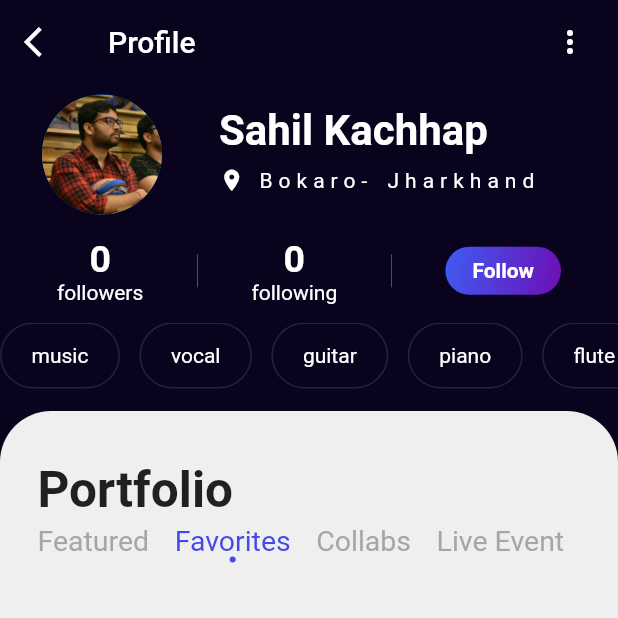
After one commit to Sahil-kachhap/Musical-Match, a Flutter app: the ProfilePage screen opened by its route, on a phone screen of 412 x 824 dp, the top half of it. The commit adds this screen. Run offline on Flutter 3.47's test engine with Material 2 defaults, Android fonts, the phone set to English and light mode, and no system bars; our stand-ins replace firebase_auth, firebase_core, firebase_database, fluttertoast, google_fonts; accounts and stored records are empty.

Commit message:
Created Profile Screen

```diff
--- a/lib/Presentation/Screens/Login_Screen.dart
+++ b/lib/Presentation/Screens/Login_Screen.dart
@@ -2,6 +2,7 @@ import 'package:firebase_auth/firebase_auth.dart';
 import 'package:firebase_database/firebase_database.dart';
 import 'package:flutter/material.dart';
 import 'package:google_fonts/google_fonts.dart';
+import 'package:musical_match/Presentation/Screens/Profile_Page.dart';
 import '../../main.dart';
 import 'Forgot_Password.dart';
 import 'HomePage.dart';
@@ -181,7 +182,7 @@ class _loginPageState extends State<loginPage> {
       userRef.child(firebaseUser.uid).once().then((DataSnapshot snap) {
         if (snap.value != null) {
           Navigator.pushNamedAndRemoveUntil(
-              context, HomePage.idScreen, (route) => false);
+              context, ProfilePage.idScreen, (route) => false);
           displayErrorMessage("You are Logged-in now.", context);
         } else {
           firebaseAuth.signOut();
--- /dev/null
+++ b/lib/Presentation/Screens/Profile_Page.dart
@@ -0,0 +1,259 @@
+import 'package:flutter/material.dart';
+
+class ProfilePage extends StatelessWidget {
+  static const String idScreen = "profile";
+
+  List tags = ['music', 'vocal', 'guitar', 'piano', 'flute'];
+  List Categories = ['Featured', 'Favorites', 'Collabs', 'Live Event'];
+  @override
+  Widget build(BuildContext context) {
+    return Scaffold(
+      backgroundColor: Color(0xff09031D),
+      appBar: AppBar(
+        leading: IconButton(
+          icon: Icon(Icons.arrow_back_ios),
+          onPressed: () {},
+        ),
+        title: Text("Profile"),
+        elevation: 0,
+        backgroundColor: Color(0xff09031D),
+        actions: [
+          Padding(
+            padding: const EdgeInsets.all(8.0),
+            child: IconButton(
+              icon: Icon(
+                Icons.more_vert,
+                color: Colors.white,
+              ),
+              onPressed: () {},
+            ),
+          ),
+        ],
+      ),
+      body: Column(
+          mainAxisAlignment: MainAxisAlignment.start,
+          crossAxisAlignment: CrossAxisAlignment.center,
+          children: [
+            Row(
+              mainAxisAlignment: MainAxisAlignment.start,
+              children: [
+                Padding(
+                  padding: const EdgeInsets.only(left: 28.0, top: 7.0),
+                  child: CircleAvatar(
+                    radius: 40,
+                    backgroundImage: AssetImage("Assets/Images/sahil.jpg"),
+                  ),
+                ),
+                Padding(
+                  padding: const EdgeInsets.only(left: 38.0),
+                  child: Column(
+                    crossAxisAlignment: CrossAxisAlignment.start,
+                    children: [
+                      Text(
+                        "Sahil Kachhap",
+                        style: TextStyle(
+                            fontWeight: FontWeight.bold,
+                            fontSize: 28,
+                            color: Colors.white),
+                      ),
+                      Padding(
+                        padding: const EdgeInsets.only(top: 8.0),
+                        child: Row(
+                          crossAxisAlignment: CrossAxisAlignment.center,
+                          children: [
+                            Icon(
+                              Icons.location_on,
+                              color: Colors.white,
+                              size: 17,
+                            ),
+                            Padding(
+                              padding: const EdgeInsets.only(left: 8.0),
+                              child: Text(
+                                "Bokaro- Jharkhand",
+                                style: TextStyle(
+                                    color: Colors.white,
+                                    wordSpacing: 2,
+                                    letterSpacing: 4),
+                              ),
+                            )
+                          ],
+                        ),
+                      )
+                    ],
+                  ),
+                )
+              ],
+            ),
+            Padding(
+              padding: const EdgeInsets.only(
+                  right: 38.0, left: 38, top: 15, bottom: 12),
+              child: Row(
+                mainAxisAlignment: MainAxisAlignment.spaceBetween,
+                children: [
+                  Column(
+                    mainAxisAlignment: MainAxisAlignment.center,
+                    children: [
+                      Text(
+                        "0",
+                        style: TextStyle(
+                            color: Colors.white,
+                            fontSize: 25,
+                            fontWeight: FontWeight.bold),
+                      ),
+                      Text(
+                        "followers",
+                        style: TextStyle(
+                          color: Colors.white,
+                        ),
+                      ),
+                    ],
+                  ),
+                  Container(
+                    color: Colors.white,
+                    width: 0.2,
+                    height: 22,
+                  ),
+                  Column(
+                    mainAxisAlignment: MainAxisAlignment.center,
+                    children: [
+                      Text(
+                        "0",
+                        style: TextStyle(
+                            color: Colors.white,
+                            fontSize: 25,
+                            fontWeight: FontWeight.bold),
+                      ),
+                      Text(
+                        "following",
+                        style: TextStyle(
+                          color: Colors.white,
+                        ),
+                      ),
+                    ],
+                  ),
+                  Container(
+                    color: Colors.white,
+                    width: 0.2,
+                    height: 22,
+                  ),
+                  Container(
+                    padding: EdgeInsets.only(
+                        left: 18.0, right: 18.0, top: 8, bottom: 8),
+                    decoration: BoxDecoration(
+                      borderRadius: BorderRadius.all(Radius.circular(33)),
+                      gradient: LinearGradient(
+                          colors: [Color(0xff6D0EB5), Color(0xff4059F1)],
+                          begin: Alignment.bottomRight,
+                          end: Alignment.centerLeft),
+                    ),
+                    child: Text(
+                      'Follow',
+                      style: TextStyle(
+                          color: Colors.white, fontWeight: FontWeight.bold),
+                    ),
+                  )
+                ],
+              ),
+            ),
+            Container(
+              height: 44,
+              child: ListView.builder(
+                scrollDirection: Axis.horizontal,
+                itemCount: tags.length,
+                itemBuilder: (BuildContext context, int index) {
+                  return Container(
+                    decoration: BoxDecoration(
+                      borderRadius: BorderRadius.circular(33),
+                      border: Border.all(color: Colors.white12),
+                    ),
+                    margin: EdgeInsets.only(right: 13),
+                    child: Padding(
+                      padding: const EdgeInsets.only(
+                          top: 13.0, bottom: 5, right: 20, left: 20),
+                      child: Text(
+                        tags[index],
+                        style: TextStyle(color: Colors.white),
+                      ),
+                    ),
+                  );
+                },
+              ),
+            ),
+            Expanded(
+              child: Container(
+                width: double.infinity,
+                margin: EdgeInsets.only(top: 15),
+                decoration: BoxDecoration(
+                  color: Color(0xffEFEFEF),
+                  borderRadius: BorderRadius.vertical(top: Radius.circular(34)),
+                ),
+                child: Column(
+                  mainAxisAlignment: MainAxisAlignment.start,
+                  crossAxisAlignment: CrossAxisAlignment.start,
+                  children: [
+                    Padding(
+                      padding:
+                          const EdgeInsets.only(top: 33.0, right: 25, left: 25),
+                      child: Text(
+                        'Portfolio',
+                        style: TextStyle(
+                            fontWeight: FontWeight.bold, fontSize: 33),
+                      ),
+                    ),
+                    Container(
+                      padding: EdgeInsets.only(right: 25, left: 25),
+                      height: 40,
+                      child: ListView.builder(
+                        scrollDirection: Axis.horizontal,
+                        itemCount: Categories.length,
+                        itemBuilder: (BuildContext context, int index) {
+                          return Padding(
+                            padding: const EdgeInsets.only(right: 17.0, top: 3),
+                            child: index == 1
+                                ? Column(
+                                    mainAxisAlignment: MainAxisAlignment.start,
+                                    children: [
+                                      Text(
+                                        Categories[index],
+                                        style: TextStyle(
+                                            color: Color(0xff434AE8),
+                                            fontSize: 19),
+                                      ),
+                                      CircleAvatar(
+                                        radius: 2,
+                                        backgroundColor: Color(0xff434AE8),
+                                      )
+                                    ],
+                                  )
+                                : Text(
+                                    Categories[index],
+                                    style: TextStyle(
+                                        color: Colors.grey.withOpacity(0.9),
+                                        fontSize: 19),
+                                  ),
+                          );
+                        },
+                      ),
+                    ),
+                    Expanded(
+                      child: Stack(
+                        alignment: Alignment.bottomCenter,
+                        children: [
+                          Align(
+                            alignment: Alignment.topCenter,
+                            child: Container(
+                              height: 200,
+                              padding: EdgeInsets.only(right: 25, left: 25),
+                            ),
+                          )
+                        ],
+                      ),
+                    )
+                  ],
+                ),
+              ),
+            )
+          ]),
+    );
+  }
+}
--- a/lib/main.dart
+++ b/lib/main.dart
@@ -1,6 +1,7 @@
 import 'package:firebase_database/firebase_database.dart';
 import 'package:flutter/material.dart';
 import 'package:musical_match/Presentation/Screens/HomePage.dart';
+import 'package:musical_match/Presentation/Screens/Profile_Page.dart';
 import 'package:musical_match/Presentation/Screens/Register_Page.dart';
 import 'Presentation/Screens/Login_Screen.dart';
 import 'package:firebase_core/firebase_core.dart';
@@ -24,6 +25,7 @@ class MusicalApp extends StatelessWidget {
           RegisterPage.idScreen: (context)=>RegisterPage(),
           loginPage.idScreen: (context)=>loginPage(),
         HomePage.idScreen: (context)=> HomePage(),
+          ProfilePage.idScreen: (context)=>ProfilePage()
       },
 
     );
--- a/pubspec.yaml
+++ b/pubspec.yaml
@@ -31,9 +31,7 @@ dependencies:
   firebase_auth: ^0.18.2
   firebase_core: ^0.5.2
   firebase_database: ^4.3.0
-  geolocator: ^6.1.6
   fluttertoast: ^7.1.1
-  google_sign_in: ^4.5.5
   google_fonts: ^1.1.1
   equatable: ^1.2.5
   flutter_bloc: ^6.0.6
```
Also changed, not shown: Assets/Images/Screenshot4.png (added), Assets/Images/sahil.jpg (added), pubspec.lock.
